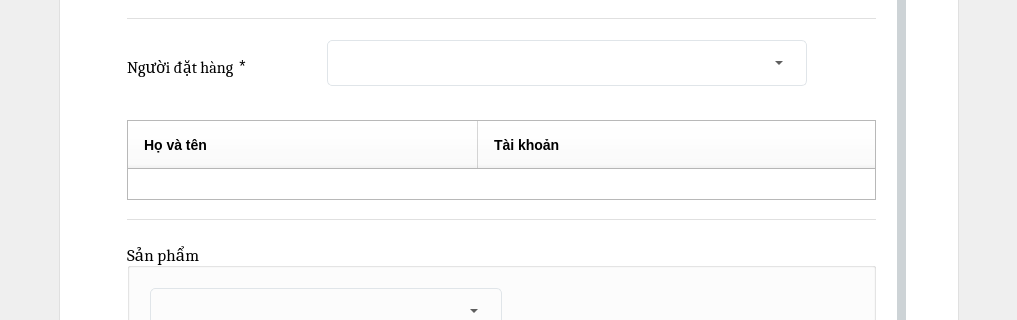
Qt form ui/admin/order_detail.ui (dinhphuquy2k1/python-qt5) before a commit; both pictures show x 0 to 1017 and y 195 to 515 of the 1017 by 962 pixel window.
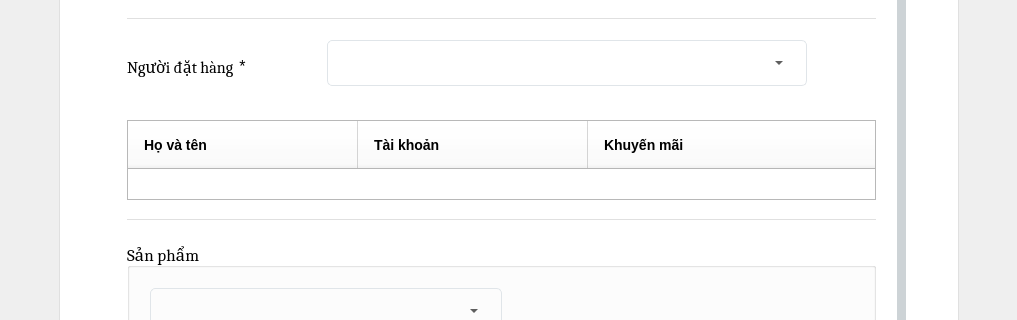
The same form after that commit. Icons and pictures are not drawn.

Diff of the .ui file:
```diff
--- a/ui/admin/order_detail.ui
+++ b/ui/admin/order_detail.ui
@@ -443,6 +443,10 @@
 	min-width: 34px;
 	max-width: 34px;
 	padding: 10px;
+}
+
+#total_price_main{
+	margin-right: 20px;
 }</string>
   </property>
   <layout class="QVBoxLayout" name="verticalLayout">
@@ -672,7 +676,7 @@
                        <property name="geometry">
                         <rect>
                          <x>0</x>
-                         <y>-326</y>
+                         <y>-323</y>
                          <width>783</width>
                          <height>1094</height>
                         </rect>
@@ -1190,7 +1194,7 @@
                                     <number>0</number>
                                    </property>
                                    <attribute name="horizontalHeaderDefaultSectionSize">
-                                    <number>350</number>
+                                    <number>230</number>
                                    </attribute>
                                    <attribute name="horizontalHeaderStretchLastSection">
                                     <bool>true</bool>
@@ -1227,6 +1231,19 @@
                                      <set>AlignLeading|AlignVCenter</set>
                                     </property>
                                    </column>
+                                   <column>
+                                    <property name="text">
+                                     <string>Khuyến mãi</string>
+                                    </property>
+                                    <property name="font">
+                                     <font>
+                                      <family>Cambria</family>
+                                     </font>
+                                    </property>
+                                    <property name="textAlignment">
+                                     <set>AlignLeading|AlignVCenter</set>
+                                    </property>
+                                   </column>
                                   </widget>
                                  </item>
                                 </layout>
```
Left out of the diff: 34 changed lines with no effect on the pictures.
